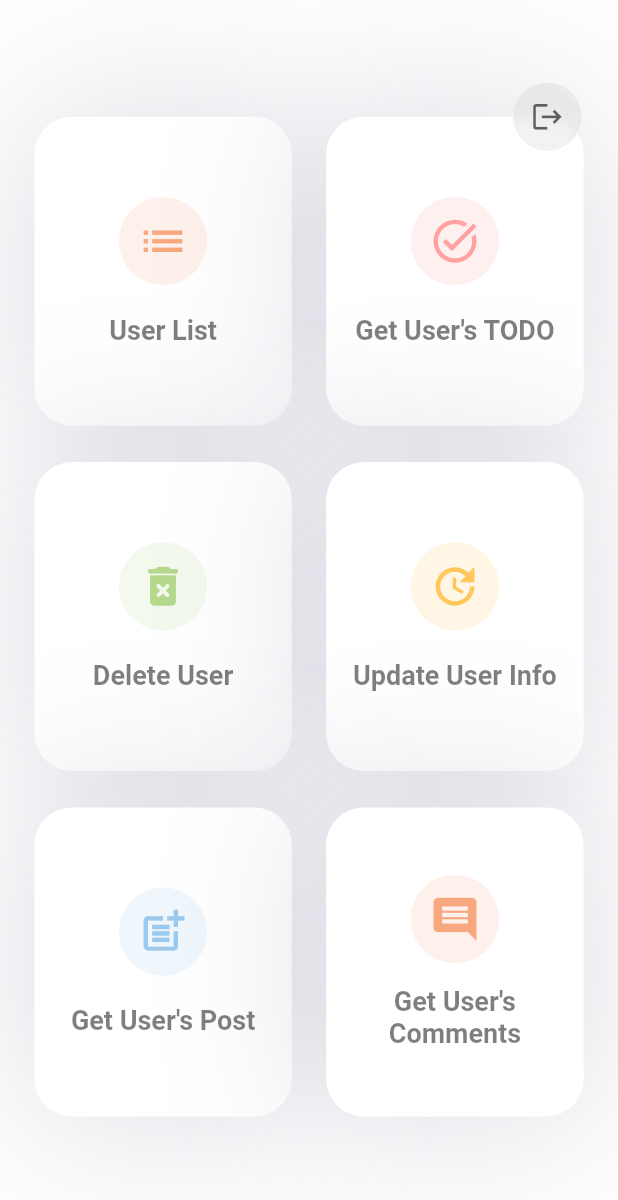
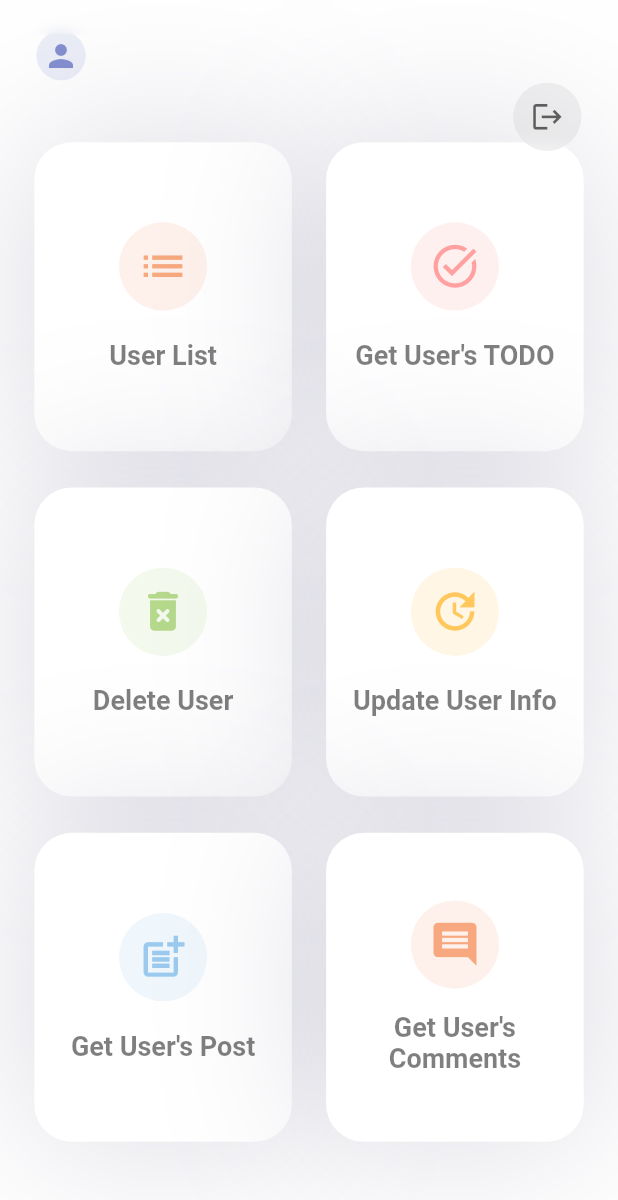
Before and after one commit to AnandNiyantras/phase_3_getx, a Flutter app: the NewHomePage screen opened directly, on a phone screen of 412 x 824 dp. Shown: the top 1200 px of the screen. Run offline on Flutter 3.47's test engine with Material 2 defaults, Android fonts, the phone set to English and light mode, and no system bars; our stand-ins replace animated_text_kit, flutter_staggered_animations, get, progress_state_button, shared_preferences; accounts and stored records are empty; network calls fail.

Commit message:
all done

```diff
--- a/lib/new_home_page.dart
+++ b/lib/new_home_page.dart
@@ -16,15 +16,16 @@ import 'updateUser.dart';
 import 'fun.dart';
 
 getterData() async {
-  List Data = [];
-  var temp = await getData();
-  Data.add(json.decode(temp).split(","));
-  print(Data[0][0]["name"]);
-    // globUserDetail['name'] = Data[0]['name'];
-    // // globUserDetail['id'] = Data[0]['id']!;
-    // globUserDetail['email'] = Data[0]['email'];
-    // globUserDetail['status'] = Data[0]['status'];
-    // globUserDetail['gender'] = Data[0]['gender'];
+
+  String temp = await getData();
+  Map<String, dynamic> Data = jsonDecode(temp) as Map<String, dynamic>;
+  print(Data);
+  // print(Data[0][0]["name"]);
+    globUserDetail['name'] = Data['name'];
+    globUserDetail['id'] = Data['id']!;
+    globUserDetail['email'] = Data['email'];
+    globUserDetail['status'] = Data['status'];
+    globUserDetail['gender'] = Data['gender'];
     print(globUserDetail);
   // if (globUserDetail['name']!.length > 0) {
   //   // Map decodeData = json.decode(Data);
@@ -45,6 +46,7 @@ class _NewHomePageState extends State<NewHomePage>
   late AnimationController _controller;
   late Animation<double> _animation;
   late Animation<double> _animation2;
+  late bool start;
   List userDetails = [];
   String Data = "";
   String uName = "";
@@ -109,7 +111,7 @@ class _NewHomePageState extends State<NewHomePage>
                 child: Column(
                   crossAxisAlignment: CrossAxisAlignment.start,
                   children: [
-                    false ? Row(
+                    Row(
                       children: [
                         GestureDetector(
                           onTap: () async {
@@ -140,7 +142,7 @@ class _NewHomePageState extends State<NewHomePage>
                           ),
                         ),
                       ],
-                    ) : const Text(""),
+                    ),
                   ],
                 ),
               ),
@@ -228,7 +230,7 @@ class _NewHomePageState extends State<NewHomePage>
                                 TextButton(
                                   onPressed: () {
                                     setIsLogged(false);
-                                    Get.to(() => newLogin());
+                                    Get.offAll(() => newLogin());
                                   },
                                   child: Container(
                                     alignment: Alignment.center,
--- a/lib/new_simple_login_page.dart
+++ b/lib/new_simple_login_page.dart
@@ -86,9 +86,7 @@ class _newLoginState extends State<newLogin> {
         globUserDetail["gender"] = userDetails[0]["gender"];
         globUserDetail["status"] = userDetails[0]["status"];
         print(globUserDetail);
-        String endata = json.encode(globUserDetail);
-        print(endata);
-        setData(json.encode(endata));
+        setData(globUserDetail);
         print("json encoded");
         Get.off(() => NewHomePage());
         return true;
```
Also changed, not shown: lib/fun.dart (+4 -3 lines), lib/new_all_user.dart (+8 -19 lines).
